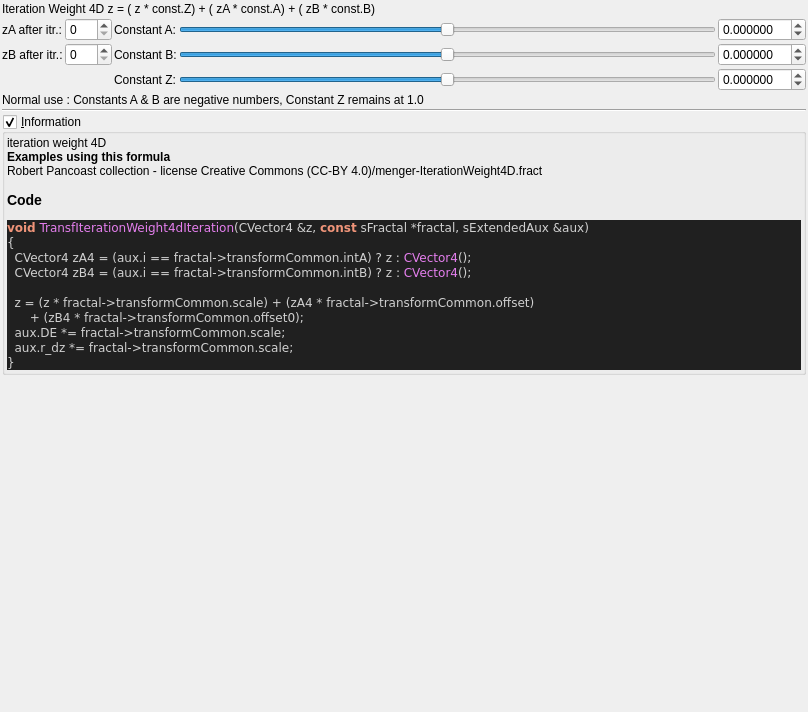
buddhi1980/mandelbulber2, file mandelbulber2/formula/ui/fractal_transf_iteration_weight4d.ui: the form before one commit.
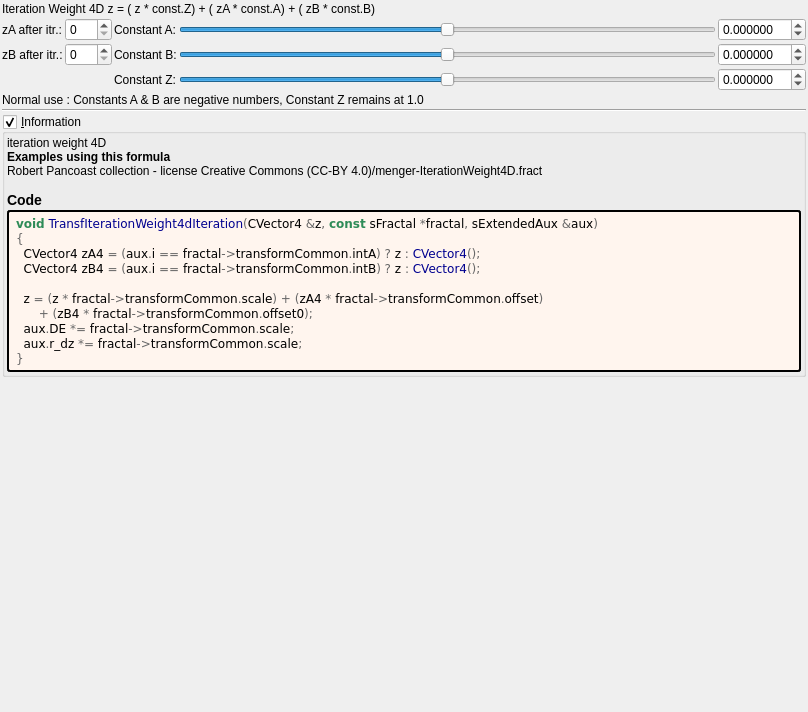
The form after the commit. Custom widgets are drawn as their Qt base class.

```diff
--- a/mandelbulber2/formula/ui/fractal_transf_iteration_weight4d.ui
+++ b/mandelbulber2/formula/ui/fractal_transf_iteration_weight4d.ui
@@ -302,22 +302,37 @@
        <number>2</number>
       </property>
       <item>
-       <widget class="QLabel" name="label_code_content">
+	   <widget class="QLabel" name="label_information_general">
         <property name="text">
          <string notr="true">&lt;p&gt;iteration weight 4D&lt;/p&gt;&lt;table&gt;
 &lt;/table&gt;
-&lt;br&gt;&lt;b&gt;Examples using this formula&lt;/b&gt;&lt;br&gt;Robert Pancoast collection - license Creative Commons (CC-BY 4.0)/menger-IterationWeight4D.fract&lt;h3&gt;Code&lt;/h3&gt;
-&lt;body style=&quot;background-color:#202020&quot;&gt;
-&lt;pre style=&quot;color:#d0d0d0; background-color:#202020;  font-family:'Courier New',monospace;&quot;&gt;&lt;span style=&quot;color:#f09479; font-weight:bold&quot;&gt;void&lt;/span&gt; &lt;span style=&quot;color:#e47eed&quot;&gt;TransfIterationWeight4dIteration&lt;/span&gt;&lt;span style=&quot;color:#d0d0d0&quot;&gt;(&lt;/span&gt;CVector4 &lt;span style=&quot;color:#d0d0d0&quot;&gt;&amp;amp;&lt;/span&gt;z&lt;span style=&quot;color:#d0d0d0&quot;&gt;,&lt;/span&gt; &lt;span style=&quot;color:#f09479; font-weight:bold&quot;&gt;const&lt;/span&gt; sFractal &lt;span style=&quot;color:#d0d0d0&quot;&gt;*&lt;/span&gt;fractal&lt;span style=&quot;color:#d0d0d0&quot;&gt;,&lt;/span&gt; sExtendedAux &lt;span style=&quot;color:#d0d0d0&quot;&gt;&amp;amp;&lt;/span&gt;aux&lt;span style=&quot;color:#d0d0d0&quot;&gt;)&lt;/span&gt;
-&lt;span style=&quot;color:#d0d0d0&quot;&gt;{&lt;/span&gt;
-  CVector4 zA4 &lt;span style=&quot;color:#d0d0d0&quot;&gt;= (&lt;/span&gt;aux&lt;span style=&quot;color:#d0d0d0&quot;&gt;.&lt;/span&gt;i &lt;span style=&quot;color:#d0d0d0&quot;&gt;==&lt;/span&gt; fractal&lt;span style=&quot;color:#d0d0d0&quot;&gt;-&amp;gt;&lt;/span&gt;transformCommon&lt;span style=&quot;color:#d0d0d0&quot;&gt;.&lt;/span&gt;intA&lt;span style=&quot;color:#d0d0d0&quot;&gt;)&lt;/span&gt; ? z &lt;span style=&quot;color:#d0d0d0&quot;&gt;:&lt;/span&gt; &lt;span style=&quot;color:#e47eed&quot;&gt;CVector4&lt;/span&gt;&lt;span style=&quot;color:#d0d0d0&quot;&gt;();&lt;/span&gt;
-  CVector4 zB4 &lt;span style=&quot;color:#d0d0d0&quot;&gt;= (&lt;/span&gt;aux&lt;span style=&quot;color:#d0d0d0&quot;&gt;.&lt;/span&gt;i &lt;span style=&quot;color:#d0d0d0&quot;&gt;==&lt;/span&gt; fractal&lt;span style=&quot;color:#d0d0d0&quot;&gt;-&amp;gt;&lt;/span&gt;transformCommon&lt;span style=&quot;color:#d0d0d0&quot;&gt;.&lt;/span&gt;intB&lt;span style=&quot;color:#d0d0d0&quot;&gt;)&lt;/span&gt; ? z &lt;span style=&quot;color:#d0d0d0&quot;&gt;:&lt;/span&gt; &lt;span style=&quot;color:#e47eed&quot;&gt;CVector4&lt;/span&gt;&lt;span style=&quot;color:#d0d0d0&quot;&gt;();&lt;/span&gt;
+&lt;br&gt;&lt;b&gt;Examples using this formula&lt;/b&gt;&lt;br&gt;Robert Pancoast collection - license Creative Commons (CC-BY 4.0)/menger-IterationWeight4D.fract&lt;h3&gt;Code&lt;/h3&gt;</string>
+		</property>
+		<property name="wordWrap">
+		 <bool>true</bool>
+		</property>
+		<property name="openExternalLinks">
+		 <bool>true</bool>
+		</property>
+		<property name="textInteractionFlags">
+		 <set>Qt::LinksAccessibleByMouse|Qt::TextSelectableByMouse</set>
+		</property>
+		</widget>
+	   </item>
+	   <item>
+	    <widget class="QLabel" name="label_code_content">
+		 <property name="text">
+		  <string notr="true">&lt;body style=&quot;background-color:#fff5ee&quot;&gt;
+&lt;pre style=&quot;color:#000000; background-color:#fff5ee;  font-family:'Courier New',monospace;&quot;&gt;&lt;span style=&quot;color:#2e8b57; font-weight:bold&quot;&gt;void&lt;/span&gt; &lt;span style=&quot;color:#00008f&quot;&gt;TransfIterationWeight4dIteration&lt;/span&gt;&lt;span style=&quot;color:#676767&quot;&gt;(&lt;/span&gt;CVector4 &lt;span style=&quot;color:#676767&quot;&gt;&amp;amp;&lt;/span&gt;z&lt;span style=&quot;color:#676767&quot;&gt;,&lt;/span&gt; &lt;span style=&quot;color:#2e8b57; font-weight:bold&quot;&gt;const&lt;/span&gt; sFractal &lt;span style=&quot;color:#676767&quot;&gt;*&lt;/span&gt;fractal&lt;span style=&quot;color:#676767&quot;&gt;,&lt;/span&gt; sExtendedAux &lt;span style=&quot;color:#676767&quot;&gt;&amp;amp;&lt;/span&gt;aux&lt;span style=&quot;color:#676767&quot;&gt;)&lt;/span&gt;
+&lt;span style=&quot;color:#676767&quot;&gt;{&lt;/span&gt;
+  CVector4 zA4 &lt;span style=&quot;color:#676767&quot;&gt;= (&lt;/span&gt;aux&lt;span style=&quot;color:#676767&quot;&gt;.&lt;/span&gt;i &lt;span style=&quot;color:#676767&quot;&gt;==&lt;/span&gt; fractal&lt;span style=&quot;color:#676767&quot;&gt;-&amp;gt;&lt;/span&gt;transformCommon&lt;span style=&quot;color:#676767&quot;&gt;.&lt;/span&gt;intA&lt;span style=&quot;color:#676767&quot;&gt;) ?&lt;/span&gt; z &lt;span style=&quot;color:#676767&quot;&gt;:&lt;/span&gt; &lt;span style=&quot;color:#00008f&quot;&gt;CVector4&lt;/span&gt;&lt;span style=&quot;color:#676767&quot;&gt;();&lt;/span&gt;
+  CVector4 zB4 &lt;span style=&quot;color:#676767&quot;&gt;= (&lt;/span&gt;aux&lt;span style=&quot;color:#676767&quot;&gt;.&lt;/span&gt;i &lt;span style=&quot;color:#676767&quot;&gt;==&lt;/span&gt; fractal&lt;span style=&quot;color:#676767&quot;&gt;-&amp;gt;&lt;/span&gt;transformCommon&lt;span style=&quot;color:#676767&quot;&gt;.&lt;/span&gt;intB&lt;span style=&quot;color:#676767&quot;&gt;) ?&lt;/span&gt; z &lt;span style=&quot;color:#676767&quot;&gt;:&lt;/span&gt; &lt;span style=&quot;color:#00008f&quot;&gt;CVector4&lt;/span&gt;&lt;span style=&quot;color:#676767&quot;&gt;();&lt;/span&gt;
 
-  z &lt;span style=&quot;color:#d0d0d0&quot;&gt;= (&lt;/span&gt;z &lt;span style=&quot;color:#d0d0d0&quot;&gt;*&lt;/span&gt; fractal&lt;span style=&quot;color:#d0d0d0&quot;&gt;-&amp;gt;&lt;/span&gt;transformCommon&lt;span style=&quot;color:#d0d0d0&quot;&gt;.&lt;/span&gt;scale&lt;span style=&quot;color:#d0d0d0&quot;&gt;) + (&lt;/span&gt;zA4 &lt;span style=&quot;color:#d0d0d0&quot;&gt;*&lt;/span&gt; fractal&lt;span style=&quot;color:#d0d0d0&quot;&gt;-&amp;gt;&lt;/span&gt;transformCommon&lt;span style=&quot;color:#d0d0d0&quot;&gt;.&lt;/span&gt;offset&lt;span style=&quot;color:#d0d0d0&quot;&gt;)&lt;/span&gt;
-      &lt;span style=&quot;color:#d0d0d0&quot;&gt;+ (&lt;/span&gt;zB4 &lt;span style=&quot;color:#d0d0d0&quot;&gt;*&lt;/span&gt; fractal&lt;span style=&quot;color:#d0d0d0&quot;&gt;-&amp;gt;&lt;/span&gt;transformCommon&lt;span style=&quot;color:#d0d0d0&quot;&gt;.&lt;/span&gt;offset0&lt;span style=&quot;color:#d0d0d0&quot;&gt;);&lt;/span&gt;
-  aux&lt;span style=&quot;color:#d0d0d0&quot;&gt;.&lt;/span&gt;DE &lt;span style=&quot;color:#d0d0d0&quot;&gt;*=&lt;/span&gt; fractal&lt;span style=&quot;color:#d0d0d0&quot;&gt;-&amp;gt;&lt;/span&gt;transformCommon&lt;span style=&quot;color:#d0d0d0&quot;&gt;.&lt;/span&gt;scale&lt;span style=&quot;color:#d0d0d0&quot;&gt;;&lt;/span&gt;
-  aux&lt;span style=&quot;color:#d0d0d0&quot;&gt;.&lt;/span&gt;r_dz &lt;span style=&quot;color:#d0d0d0&quot;&gt;*=&lt;/span&gt; fractal&lt;span style=&quot;color:#d0d0d0&quot;&gt;-&amp;gt;&lt;/span&gt;transformCommon&lt;span style=&quot;color:#d0d0d0&quot;&gt;.&lt;/span&gt;scale&lt;span style=&quot;color:#d0d0d0&quot;&gt;;&lt;/span&gt;
-&lt;span style=&quot;color:#d0d0d0&quot;&gt;}&lt;/span&gt;
+  z &lt;span style=&quot;color:#676767&quot;&gt;= (&lt;/span&gt;z &lt;span style=&quot;color:#676767&quot;&gt;*&lt;/span&gt; fractal&lt;span style=&quot;color:#676767&quot;&gt;-&amp;gt;&lt;/span&gt;transformCommon&lt;span style=&quot;color:#676767&quot;&gt;.&lt;/span&gt;scale&lt;span style=&quot;color:#676767&quot;&gt;) + (&lt;/span&gt;zA4 &lt;span style=&quot;color:#676767&quot;&gt;*&lt;/span&gt; fractal&lt;span style=&quot;color:#676767&quot;&gt;-&amp;gt;&lt;/span&gt;transformCommon&lt;span style=&quot;color:#676767&quot;&gt;.&lt;/span&gt;offset&lt;span style=&quot;color:#676767&quot;&gt;)&lt;/span&gt;
+      &lt;span style=&quot;color:#676767&quot;&gt;+ (&lt;/span&gt;zB4 &lt;span style=&quot;color:#676767&quot;&gt;*&lt;/span&gt; fractal&lt;span style=&quot;color:#676767&quot;&gt;-&amp;gt;&lt;/span&gt;transformCommon&lt;span style=&quot;color:#676767&quot;&gt;.&lt;/span&gt;offset0&lt;span style=&quot;color:#676767&quot;&gt;);&lt;/span&gt;
+  aux&lt;span style=&quot;color:#676767&quot;&gt;.&lt;/span&gt;DE &lt;span style=&quot;color:#676767&quot;&gt;*=&lt;/span&gt; fractal&lt;span style=&quot;color:#676767&quot;&gt;-&amp;gt;&lt;/span&gt;transformCommon&lt;span style=&quot;color:#676767&quot;&gt;.&lt;/span&gt;scale&lt;span style=&quot;color:#676767&quot;&gt;;&lt;/span&gt;
+  aux&lt;span style=&quot;color:#676767&quot;&gt;.&lt;/span&gt;r_dz &lt;span style=&quot;color:#676767&quot;&gt;*=&lt;/span&gt; fractal&lt;span style=&quot;color:#676767&quot;&gt;-&amp;gt;&lt;/span&gt;transformCommon&lt;span style=&quot;color:#676767&quot;&gt;.&lt;/span&gt;scale&lt;span style=&quot;color:#676767&quot;&gt;;&lt;/span&gt;
+&lt;span style=&quot;color:#676767&quot;&gt;}&lt;/span&gt;
 &lt;/pre&gt;
 &lt;/body&gt;</string>
         </property>
@@ -330,6 +345,9 @@
         <property name="textInteractionFlags">
          <set>Qt::LinksAccessibleByMouse|Qt::TextSelectableByMouse</set>
         </property>
+		 <property name="styleSheet">
+		  <string notr="true">border-style: outset; border-width: 2px; border-radius: 3px; border-color: black; background-color: #fff5ee; padding: 4px;</string>
+		  </property>
        </widget>
       </item>
      </layout>
```
Lines whose indentation alone changed are shown as unchanged.
